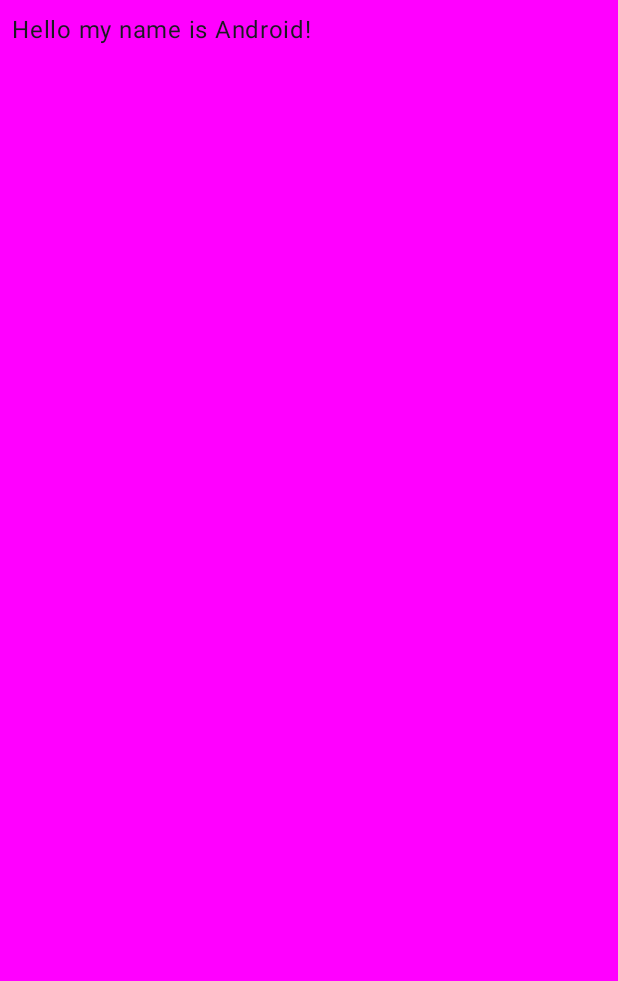
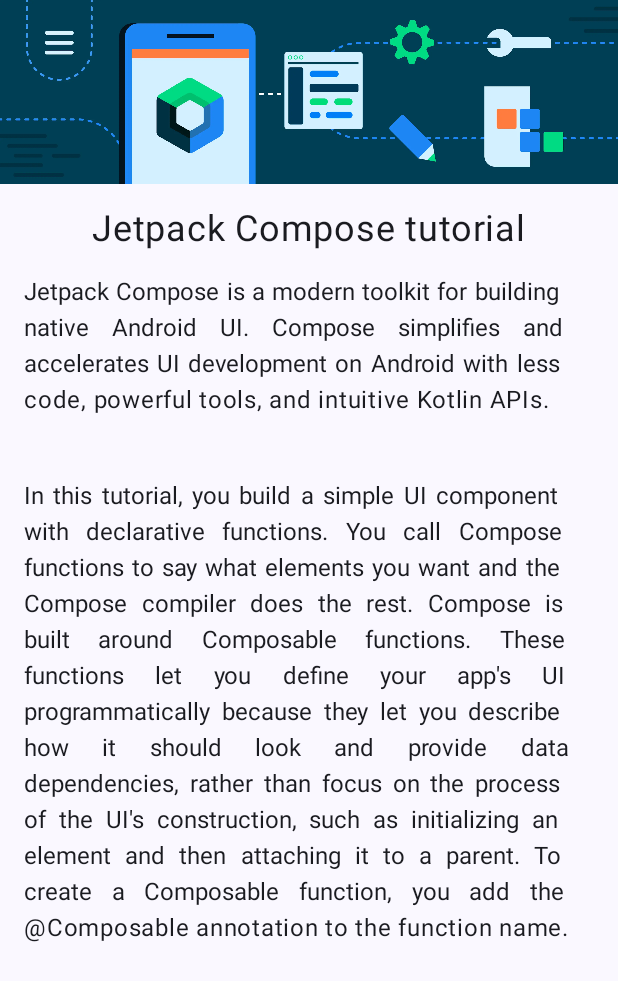
Before and after one commit to OmneyaOsman/ComposeCamp, an Android app built with Jetpack Compose: the screen it shows after launch (MainActivity), on a phone screen of 412 x 824 dp. Before the commit the part shown is almost empty. Shown: the top 981 px of the screen. Run offline under Robolectric (Android 15) with nearby library versions, the phone set to English and light mode, and no system bars.

Commit message:
compose article UI

```diff
--- a/app/src/main/java/com/omni/composecamp/MainActivity.kt
+++ b/app/src/main/java/com/omni/composecamp/MainActivity.kt
@@ -3,17 +3,21 @@ package com.omni.composecamp
 import android.os.Bundle
 import androidx.activity.ComponentActivity
 import androidx.activity.compose.setContent
-import androidx.compose.foundation.layout.Box
+import androidx.compose.foundation.Image
+import androidx.compose.foundation.layout.Arrangement
+import androidx.compose.foundation.layout.Column
 import androidx.compose.foundation.layout.fillMaxSize
 import androidx.compose.foundation.layout.padding
-import androidx.compose.material3.MaterialTheme
 import androidx.compose.material3.Surface
 import androidx.compose.material3.Text
 import androidx.compose.runtime.Composable
+import androidx.compose.ui.Alignment
 import androidx.compose.ui.Modifier
-import androidx.compose.ui.graphics.Color
+import androidx.compose.ui.res.painterResource
+import androidx.compose.ui.text.style.TextAlign
 import androidx.compose.ui.tooling.preview.Preview
 import androidx.compose.ui.unit.dp
+import androidx.compose.ui.unit.sp
 import com.omni.composecamp.ui.theme.ComposeCampTheme
 
 class MainActivity : ComponentActivity() {
@@ -24,29 +28,59 @@ class MainActivity : ComponentActivity() {
                 // A surface container using the 'background' color from the theme
                 Surface(
                     modifier = Modifier.fillMaxSize(),
-                    color = MaterialTheme.colorScheme.background
                 ) {
-                    Greeting("Android")
+                    ComposeArticleContent(
+                        title = "Jetpack Compose tutorial",
+                        content = "Jetpack Compose is a modern toolkit for building native Android UI. Compose simplifies and accelerates UI development on Android with less code, powerful tools, and intuitive Kotlin APIs.\n" ,
+                        "In this tutorial, you build a simple UI component with declarative functions. You call Compose functions to say what elements you want and the Compose compiler does the rest. Compose is built around Composable functions. These functions let you define your app\'s UI programmatically because they let you describe how it should look and provide data dependencies, rather than focus on the process of the UI\'s construction, such as initializing an element and then attaching it to a parent. To create a Composable function, you add the @Composable annotation to the function name."
+                    )
                 }
             }
         }
     }
 }
 
+
+
 @Composable
-fun Greeting(name: String, modifier: Modifier = Modifier) {
-    Surface(color = Color.Magenta) {
+fun ComposeArticleContent(title: String, content: String, lastPart:String, modifier: Modifier = Modifier) {
+    Column(
+        modifier.fillMaxSize(),
+        verticalArrangement = Arrangement.Top,
+        horizontalAlignment = Alignment.CenterHorizontally
+    ) {
+        Image(painter = painterResource(id = R.drawable.bg_compose_background), contentDescription ="compose article cover image" )
+
         Text(
-            text = "Hello my name is $name!",
-            modifier = modifier.padding(8.dp)
+            text = title,
+            fontSize = 24.sp,
+            modifier = Modifier.padding(16.dp),
         )
+        Text(
+            text = content,
+            modifier = Modifier.padding(
+                start = 16.dp,
+                end = 16.dp
+            ), textAlign = TextAlign.Justify
+        )
+
+        Text(
+            text = lastPart,
+            modifier = Modifier.padding(16.dp), textAlign = TextAlign.Justify
+        )
+
     }
 }
 
-@Preview(showBackground = true)
+@Preview(showSystemUi = true)
 @Composable
 fun GreetingPreview() {
     ComposeCampTheme {
-        Greeting("Android")
+        ComposeArticleContent(
+            title = "Jetpack Compose tutorial",
+            content = "Jetpack Compose is a modern toolkit for building native Android UI. Compose simplifies and accelerates UI development on Android with less code, powerful tools, and intuitive Kotlin APIs.\n" ,
+                    "In this tutorial, you build a simple UI component with declarative functions. You call Compose functions to say what elements you want and the Compose compiler does the rest. Compose is built around Composable functions. These functions let you define your app\'s UI programmatically because they let you describe how it should look and provide data dependencies, rather than focus on the process of the UI\'s construction, such as initializing an element and then attaching it to a parent. To create a Composable function, you add the @Composable annotation to the function name."
+        )
+
     }
 }
```
Also changed, not shown: app/src/main/res/drawable-nodpi/bg_compose_background.webp (added).
